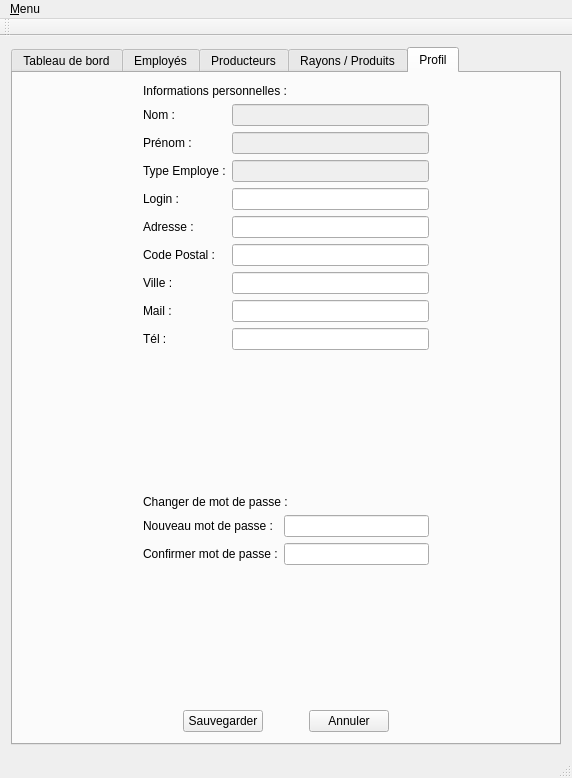
LouisVraie/circuitsCourtsBackOffice, file mainwindow.ui: the form before one commit.
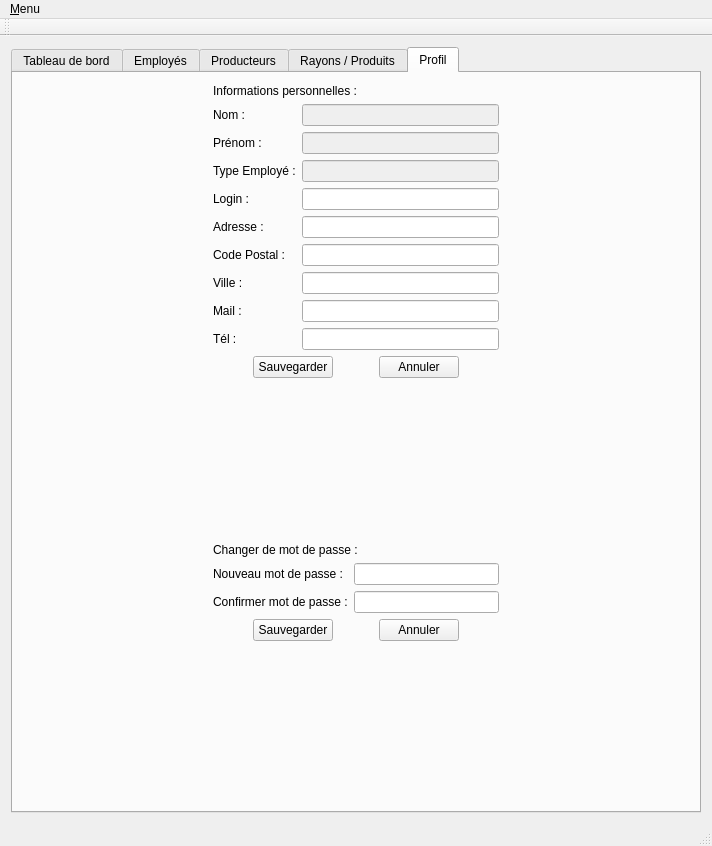
The form after the commit. The open tabs and pages were chosen to show the change. Icons and pictures are not drawn.

Commit message: ajout de la méthode on_pushButton_sauvegarderNewMotDePasseEmploye_clicked de la classe MainWindow

The edit to the form file:
```diff
--- a/mainwindow.ui
+++ b/mainwindow.ui
@@ -6,8 +6,8 @@
    <rect>
     <x>0</x>
     <y>0</y>
-    <width>572</width>
-    <height>778</height>
+    <width>712</width>
+    <height>846</height>
    </rect>
   </property>
   <property name="windowTitle">
@@ -64,7 +64,7 @@
        <attribute name="title">
         <string>Profil</string>
        </attribute>
-       <layout class="QHBoxLayout" name="horizontalLayout_2">
+       <layout class="QHBoxLayout" name="horizontalLayout_3">
         <item>
          <spacer name="horizontalSpacer_5">
           <property name="orientation">
@@ -72,7 +72,7 @@
           </property>
           <property name="sizeHint" stdset="0">
            <size>
-            <width>86</width>
+            <width>155</width>
             <height>20</height>
            </size>
           </property>
@@ -119,6 +119,20 @@
                 </property>
                </widget>
               </item>
+              <item row="2" column="0">
+               <widget class="QLabel" name="label_typeEmploye">
+                <property name="text">
+                 <string>Type Employé :</string>
+                </property>
+               </widget>
+              </item>
+              <item row="2" column="1">
+               <widget class="QLineEdit" name="lineEdit_typeEmploye">
+                <property name="enabled">
+                 <bool>false</bool>
+                </property>
+               </widget>
+              </item>
               <item row="3" column="0">
                <widget class="QLabel" name="label_loginEmploye">
                 <property name="text">
@@ -179,20 +193,67 @@
               <item row="8" column="1">
                <widget class="QLineEdit" name="lineEdit_telEmploye"/>
               </item>
-              <item row="2" column="0">
-               <widget class="QLabel" name="label_typeEmploye">
+             </layout>
+            </item>
+            <item>
+             <layout class="QHBoxLayout" name="horizontalLayout">
+              <item>
+               <spacer name="horizontalSpacer">
+                <property name="orientation">
+                 <enum>Qt::Horizontal</enum>
+                </property>
+                <property name="sizeHint" stdset="0">
+                 <size>
+                  <width>40</width>
+                  <height>20</height>
+                 </size>
+                </property>
+               </spacer>
+              </item>
+              <item>
+               <widget class="QPushButton" name="pushButton_sauvegarderInfosEmploye">
                 <property name="text">
-                 <string>Type Employe :</string>
+                 <string>Sauvegarder</string>
                 </property>
                </widget>
               </item>
-              <item row="2" column="1">
-               <widget class="QLineEdit" name="lineEdit_typeEmploye">
-                <property name="enabled">
-                 <bool>false</bool>
+              <item>
+               <spacer name="horizontalSpacer_3">
+                <property name="orientation">
+                 <enum>Qt::Horizontal</enum>
                 </property>
+                <property name="sizeHint" stdset="0">
+                 <size>
+                  <width>40</width>
+                  <height>20</height>
+                 </size>
+                </property>
+               </spacer>
+              </item>
+              <item>
+               <widget class="QPushButton" name="pushButton_annulerInfosEmploye">
+                <property name="text">
+                 <string>Annuler</string>
+                </property>
+                <property name="icon">
+                 <iconset resource="resources.qrc">
+                  <normaloff>:/images/images/cancel.png</normaloff>:/images/images/cancel.png</iconset>
+                </property>
                </widget>
               </item>
+              <item>
+               <spacer name="horizontalSpacer_2">
+                <property name="orientation">
+                 <enum>Qt::Horizontal</enum>
+                </property>
+                <property name="sizeHint" stdset="0">
+                 <size>
+                  <width>40</width>
+                  <height>20</height>
+                 </size>
+                </property>
+               </spacer>
+              </item>
              </layout>
             </item>
            </layout>
@@ -251,6 +312,71 @@
               </item>
              </layout>
             </item>
+            <item>
+             <layout class="QHBoxLayout" name="horizontalLayout_2">
+              <item>
+               <spacer name="horizontalSpacer_7">
+                <property name="orientation">
+                 <enum>Qt::Horizontal</enum>
+                </property>
+                <property name="sizeHint" stdset="0">
+                 <size>
+                  <width>40</width>
+                  <height>20</height>
+                 </size>
+                </property>
+               </spacer>
+              </item>
+              <item>
+               <widget class="QPushButton" name="pushButton_sauvegarderNewMotDePasseEmploye">
+                <property name="text">
+                 <string>Sauvegarder</string>
+                </property>
+                <property name="icon">
+                 <iconset resource="resources.qrc">
+                  <normaloff>:/images/images/content-save.png</normaloff>:/images/images/content-save.png</iconset>
+                </property>
+               </widget>
+              </item>
+              <item>
+               <spacer name="horizontalSpacer_6">
+                <property name="orientation">
+                 <enum>Qt::Horizontal</enum>
+                </property>
+                <property name="sizeHint" stdset="0">
+                 <size>
+                  <width>40</width>
+                  <height>20</height>
+                 </size>
+                </property>
+               </spacer>
+              </item>
+              <item>
+               <widget class="QPushButton" name="pushButton_annulerNewMotDePasseEmploye">
+                <property name="text">
+                 <string>Annuler</string>
+                </property>
+                <property name="icon">
+                 <iconset resource="resources.qrc">
+                  <normaloff>:/images/images/cancel.png</normaloff>:/images/images/cancel.png</iconset>
+                </property>
+               </widget>
+              </item>
+              <item>
+               <spacer name="horizontalSpacer_8">
+                <property name="orientation">
+                 <enum>Qt::Horizontal</enum>
+                </property>
+                <property name="sizeHint" stdset="0">
+                 <size>
+                  <width>40</width>
+                  <height>20</height>
+                 </size>
+                </property>
+               </spacer>
+              </item>
+             </layout>
+            </item>
            </layout>
           </item>
           <item>
@@ -266,71 +392,6 @@
             </property>
            </spacer>
           </item>
-          <item>
-           <layout class="QHBoxLayout" name="horizontalLayout">
-            <item>
-             <spacer name="horizontalSpacer">
-              <property name="orientation">
-               <enum>Qt::Horizontal</enum>
-              </property>
-              <property name="sizeHint" stdset="0">
-               <size>
-                <width>40</width>
-                <height>20</height>
-               </size>
-              </property>
-             </spacer>
-            </item>
-            <item>
-             <widget class="QPushButton" name="pushButton_sauvegarderInfosEmploye">
-              <property name="text">
-               <string>Sauvegarder</string>
-              </property>
-              <property name="icon">
-               <iconset resource="resources.qrc">
-                <normaloff>:/images/images/content-save.png</normaloff>:/images/images/content-save.png</iconset>
-              </property>
-             </widget>
-            </item>
-            <item>
-             <spacer name="horizontalSpacer_3">
-              <property name="orientation">
-               <enum>Qt::Horizontal</enum>
-              </property>
-              <property name="sizeHint" stdset="0">
-               <size>
-                <width>40</width>
-                <height>20</height>
-               </size>
-              </property>
-             </spacer>
-            </item>
-            <item>
-             <widget class="QPushButton" name="pushButton_annulerInfosEmploye">
-              <property name="text">
-               <string>Annuler</string>
-              </property>
-              <property name="icon">
-               <iconset resource="resources.qrc">
-                <normaloff>:/images/images/cancel.png</normaloff>:/images/images/cancel.png</iconset>
-              </property>
-             </widget>
-            </item>
-            <item>
-             <spacer name="horizontalSpacer_2">
-              <property name="orientation">
-               <enum>Qt::Horizontal</enum>
-              </property>
-              <property name="sizeHint" stdset="0">
-               <size>
-                <width>40</width>
-                <height>20</height>
-               </size>
-              </property>
-             </spacer>
-            </item>
-           </layout>
-          </item>
          </layout>
         </item>
         <item>
@@ -340,7 +401,7 @@
           </property>
           <property name="sizeHint" stdset="0">
            <size>
-            <width>86</width>
+            <width>155</width>
             <height>20</height>
            </size>
           </property>
@@ -357,7 +418,7 @@
     <rect>
      <x>0</x>
      <y>0</y>
-     <width>572</width>
+     <width>712</width>
      <height>24</height>
     </rect>
    </property>
```
Left out of the diff: 48 changed lines with no effect on the pictures. The commit also changes 3 other files.
